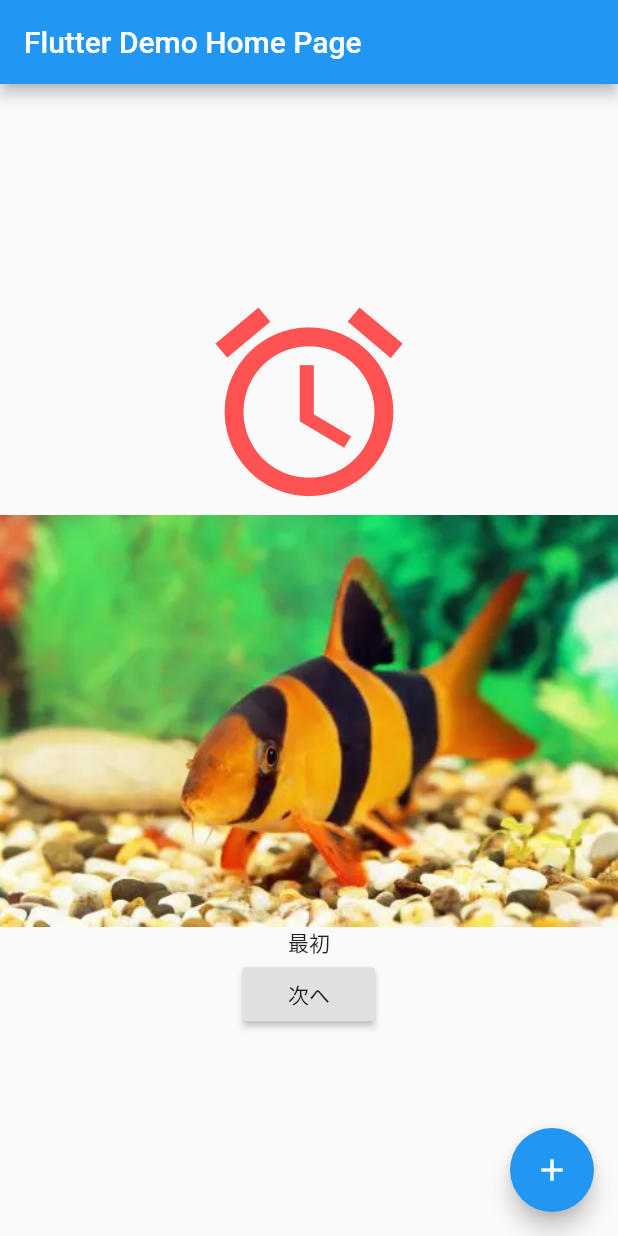
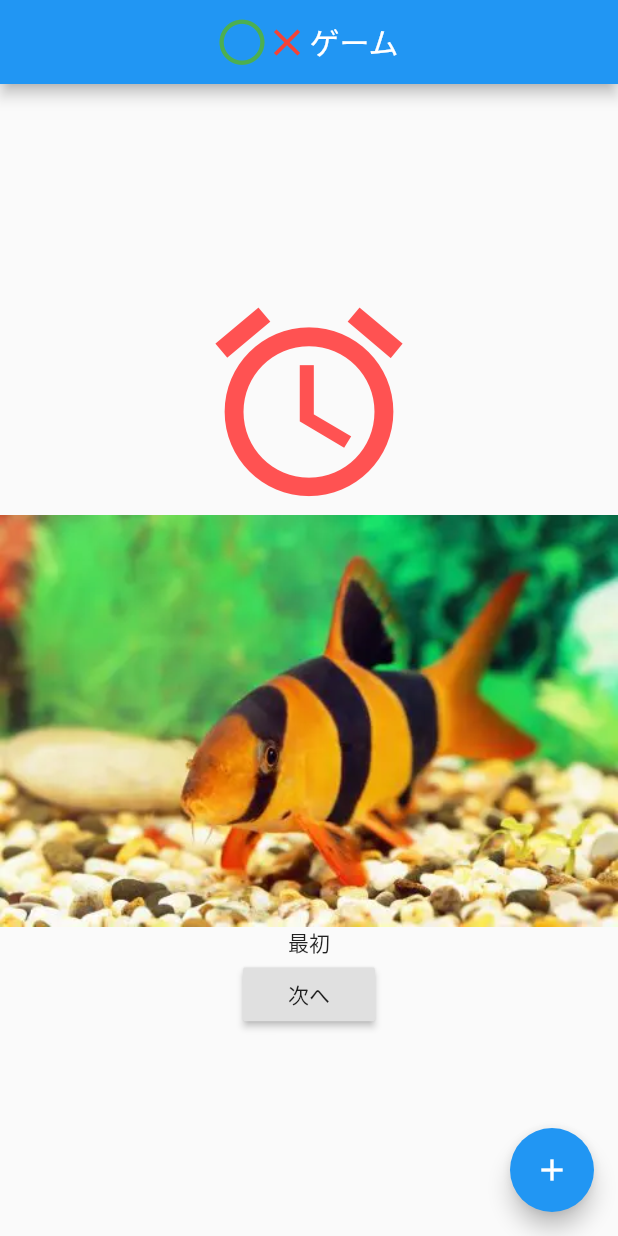
Before and after one commit to polysan/flutterMyApp, a Flutter app: the screen it shows after launch, on a phone screen of 412 x 824 dp. Run offline on Flutter 3.47's test engine with Material 2 defaults, Android fonts, the phone set to English and light mode, and no system bars; our stand-ins replace font_awesome_flutter.

Commit message:
タイトル変更＆fontawesomeインストール

```diff
--- a/lib/main.dart
+++ b/lib/main.dart
@@ -1,4 +1,5 @@
 import 'package:flutter/material.dart';
+import 'package:font_awesome_flutter/font_awesome_flutter.dart';
 import 'package:wolf/next_page.dart';
 
 void main() {
@@ -54,7 +55,14 @@ class _MyHomePageState extends State<MyHomePage> {
   Widget build(BuildContext context) {
     return Scaffold(
       appBar: AppBar(
-        title: Text(widget.title),
+        title: Row (
+          mainAxisAlignment: MainAxisAlignment.center,
+          children: [
+            Icon(FontAwesomeIcons.circle, color: Colors.green, size: 30),
+            Icon(Icons.clear, color: Colors.red, size: 30),
+            Text('ゲーム')
+          ],
+        ),
       ),
       body: Center(
         child: Column(
@@ -101,3 +109,14 @@ class _MyHomePageState extends State<MyHomePage> {
     );
   }
 }
+
+//todo アプリのタイトルを変更
+//todo フィールドのUIを作成
+//todo フィールドのUI作成をメソッドを用いて簡潔に
+//todo ターンの表示とクリアボタンの作成
+//todo マス目をタップ可能にし、タップ時にターン切り替え
+//todo マス目タップでマルバツを表示
+//todo ゲームの勝敗のパターンを書き出す
+//todo ゲームの勝敗を判定可能に
+//todo リセットボタンタップでリスタート可能に
+//todo 勝敗をわかりやすく表示
--- a/pubspec.yaml
+++ b/pubspec.yaml
@@ -15,6 +15,7 @@ dependencies:
 
 
   cupertino_icons: ^1.0.2
+  font_awesome_flutter: ^10.1.0
 
 dev_dependencies:
   flutter_test:
```
Also changed, not shown: pubspec.lock.
